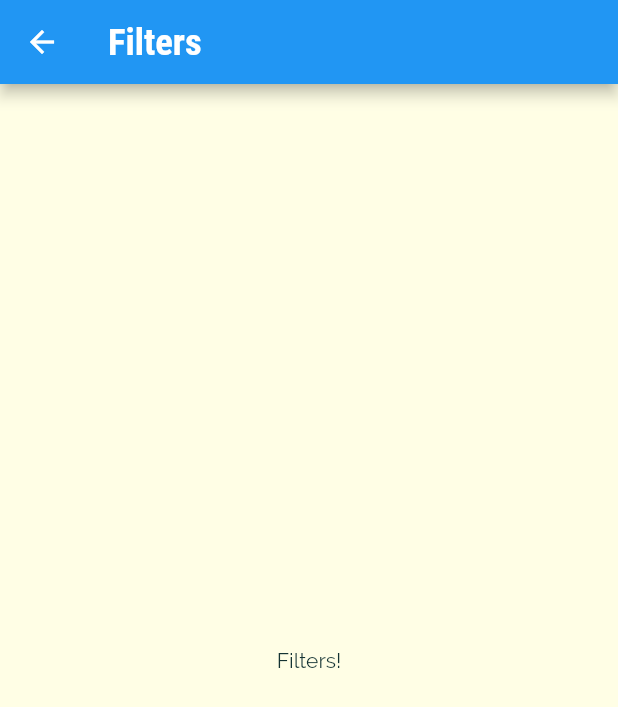
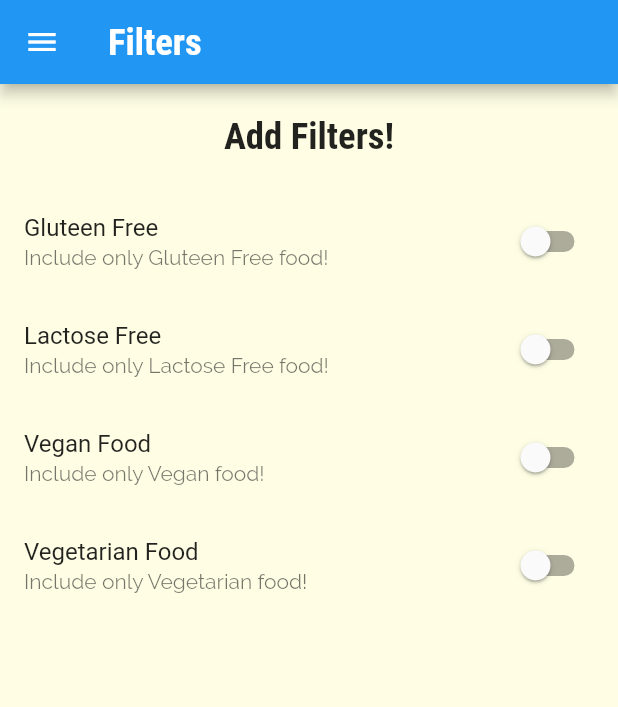
Before and after one commit to DeepeshDragoneel/flutter_recipe_app, a Flutter app: the FilterScreen screen opened by its route, on a phone screen of 412 x 824 dp. Shown: the top 707 px of the screen. Run offline on Flutter 3.47's test engine with Material 2 defaults, Android fonts, the phone set to English and light mode, and no system bars.

Commit message:
Added filters Page

```diff
--- a/lib/screens/filterScreen.dart
+++ b/lib/screens/filterScreen.dart
@@ -1,14 +1,77 @@
 import 'package:flutter/material.dart';
+import 'package:flutter_recipe_app/widgets/hamburgerItems.dart';
 
-class FilterScreen extends StatelessWidget {
+class FilterScreen extends StatefulWidget {
   const FilterScreen({Key? key}) : super(key: key);
+
+  @override
+  _FilterScreenState createState() => _FilterScreenState();
+}
+
+class _FilterScreenState extends State<FilterScreen> {
+  var isGlutenFree = false;
+  var isLactoseFree = false;
+  var isVegan = false;
+  var isVegetarian = false;
 
   @override
   Widget build(BuildContext context) {
     return Scaffold(
         appBar: AppBar(title: Text('Filters')),
+        drawer: Drawer(child: HamburgerMenuItems()),
         body: Center(
-          child: Text("Filters!"),
+          child: Column(
+            children: [
+              Container(
+                padding: EdgeInsets.all(20),
+                child: Text(
+                  'Add Filters!',
+                  style: Theme.of(context).textTheme.title,
+                ),
+              ),
+              Expanded(
+                  child: ListView(
+                children: [
+                  SwitchListTile(
+                      title: Text("Gluteen Free"),
+                      subtitle: Text("Include only Gluteen Free food!"),
+                      value: isGlutenFree,
+                      onChanged: (value) {
+                        setState(() {
+                          isGlutenFree = value;
+                        });
+                      }),
+                  SwitchListTile(
+                      title: Text("Lactose Free"),
+                      subtitle: Text("Include only Lactose Free food!"),
+                      value: isLactoseFree,
+                      onChanged: (value) {
+                        setState(() {
+                          isLactoseFree = value;
+                        });
+                      }),
+                  SwitchListTile(
+                      title: Text("Vegan Food"),
+                      subtitle: Text("Include only Vegan food!"),
+                      value: isVegan,
+                      onChanged: (value) {
+                        setState(() {
+                          isVegan = value;
+                        });
+                      }),
+                  SwitchListTile(
+                      title: Text("Vegetarian Food"),
+                      subtitle: Text("Include only Vegetarian food!"),
+                      value: isVegetarian,
+                      onChanged: (value) {
+                        setState(() {
+                          isVegetarian = value;
+                        });
+                      }),
+                ],
+              ))
+            ],
+          ),
         ));
   }
 }
--- a/lib/screens/itemDetailsScreen.dart
+++ b/lib/screens/itemDetailsScreen.dart
@@ -96,6 +96,12 @@ class ItemDetailsScreen extends StatelessWidget {
           ],
         ),
       ),
+      floatingActionButton: FloatingActionButton(
+        child: Icon(Icons.delete),
+        onPressed: (){
+          Navigator.of(context).pop(id);
+        },
+      ),
     );
   }
 }
```
Also changed, not shown: lib/screens/categoryAvailiableItems.dart (+42 -4 lines), lib/widgets/categoryItemTile.dart (+9 -3 lines).
